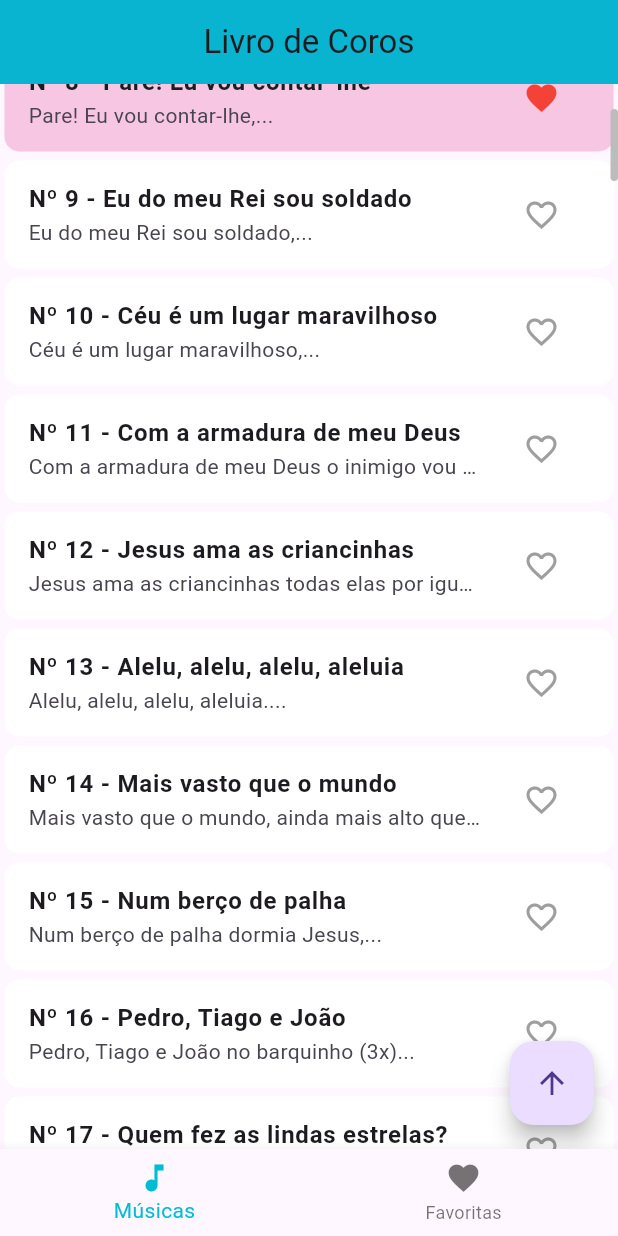
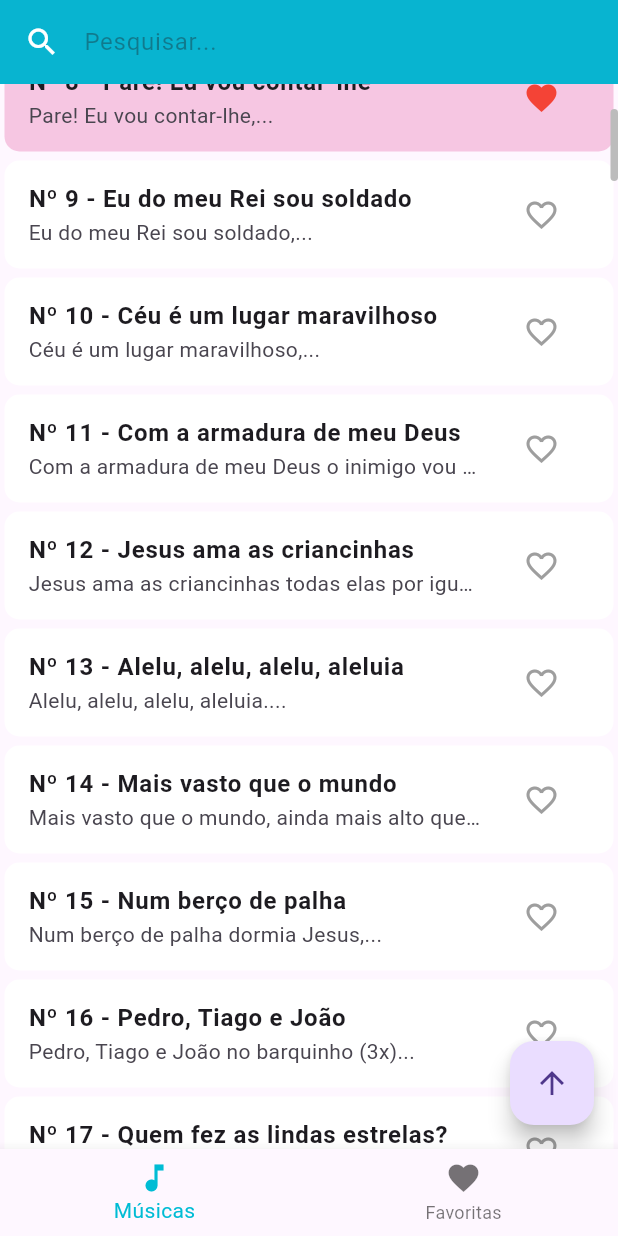
Before and after one commit to LeonardoFreitasDev/livrodecorosv2, a Flutter app: the screen it shows after launch, scrolled down 576 dp, after a tap on the "favorite outline" icon, on a phone screen of 412 x 824 dp. Run offline on Flutter 3.47's test engine with Material 3 defaults, Android fonts, the phone set to English and light mode, and no system bars.

Commit message:
Ajustes de layout e correções de warnnings

```diff
--- a/livro_de_coros_v2/lib/main.dart
+++ b/livro_de_coros_v2/lib/main.dart
@@ -5,7 +5,8 @@ void main() {
   runApp(MaterialApp(
     home: SongListView(),
     theme: ThemeData(
-      appBarTheme: AppBarTheme(
+      appBarTheme: const AppBarTheme(
+        foregroundColor: Color(0xFFFFFFFF),
         backgroundColor: Color(0xFF00BCD4),
       ),
     ),
--- a/livro_de_coros_v2/lib/views/FavoriteListScreen.dart
+++ b/livro_de_coros_v2/lib/views/FavoriteListScreen.dart
@@ -1,4 +1,3 @@
-// ignore: file_names
 import 'dart:io';
 import 'package:flutter/material.dart';
 import 'dart:convert';
@@ -7,9 +6,9 @@ import '../views/SongScreen.dart';
 import 'package:path_provider/path_provider.dart';
 
 class FavoriteListScreen extends StatefulWidget {
-  List<Song> songList = [];
+  final List<Song> songList;
 
-  FavoriteListScreen({super.key, required this.songList});
+  const FavoriteListScreen({super.key, required this.songList});
 
   @override
   State<FavoriteListScreen> createState() => _FavoriteListScreenState();
@@ -29,13 +28,14 @@ class _FavoriteListScreenState extends State<FavoriteListScreen> {
       // Escrever os dados JSON de volta no arquivo
       await file.writeAsString(json.encode(jsonData));
     } catch (e) {
+      // ignore: avoid_print
       print('Erro ao salvar músicas no arquivo JSON: $e');
     }
   }
 
   Future<void> updateSongFavorite(Song song, List<Song> songList) async {
     // Carregar as músicas existentes do arquivo JSON
-    List<Song> songs = await songList;
+    List<Song> songs = songList;
 
     // Encontrar o índice do Song na lista
     int songIndex = songs.indexWhere((element) => element.id == song.id);
@@ -59,16 +59,16 @@ class _FavoriteListScreenState extends State<FavoriteListScreen> {
                     decoration: BoxDecoration(
                       borderRadius: BorderRadius.circular(10),
                       color: widget.songList[index].favorito == true
-                          ? Color(0x33D4006C)
+                          ? const Color(0x33D4006C)
                           : Colors.white,
                     ),
-                    margin: EdgeInsets.all(3.0),
+                    margin: const EdgeInsets.all(3.0),
                     child: ListTile(
                       title: Text(
                         'Nº ${'${widget.songList[index].numero} - ${widget.songList[index].titulo}'}',
                         overflow: TextOverflow.ellipsis,
                         maxLines: 1,
-                        style: TextStyle(fontWeight: FontWeight.bold),
+                        style: const TextStyle(fontWeight: FontWeight.bold),
                       ),
                       subtitle: Text(
                         '${widget.songList[index].letra[0].toString()}...',
@@ -102,7 +102,7 @@ class _FavoriteListScreenState extends State<FavoriteListScreen> {
                       },
                     ),
                   )
-                : SizedBox();
+                : const SizedBox();
           },
         ),
       ),
--- a/livro_de_coros_v2/lib/views/SongListScreen.dart
+++ b/livro_de_coros_v2/lib/views/SongListScreen.dart
@@ -9,7 +9,7 @@ import 'package:path_provider/path_provider.dart';
 class SongListScreen extends StatefulWidget {
   final List<Song> songList;
 
-  SongListScreen({super.key, required this.songList});
+  const SongListScreen({super.key, required this.songList});
 
   @override
   State<SongListScreen> createState() => _SongListScreenState();
--- a/livro_de_coros_v2/lib/views/SongListView.dart
+++ b/livro_de_coros_v2/lib/views/SongListView.dart
@@ -9,7 +9,10 @@ import 'FavoriteListScreen.dart';
 import 'SongListScreen.dart';
 
 class SongListView extends StatefulWidget {
+  const SongListView({super.key});
+
   @override
+  // ignore: library_private_types_in_public_api
   _SongListViewState createState() => _SongListViewState();
 }
 
@@ -83,10 +86,18 @@ class _SongListViewState extends State<SongListView> {
   Widget build(BuildContext context) {
     return Scaffold(
       appBar: AppBar(
-        title: const Center(
-          child: Text(
-            'Livro de Coros',
+        title: TextField(
+          enabled: false,
+          decoration: const InputDecoration(
+            icon: Icon(Icons.search),
+            iconColor: Colors.white,
+            hintText: 'Pesquisar...',
+            border: InputBorder.none,
+            fillColor: Colors.white,
           ),
+          onChanged: (value) {
+            // Adicione aqui a lógica para realizar a busca em tempo real
+          },
         ),
       ),
       body: _isSongListLoaded
@@ -97,7 +108,7 @@ class _SongListViewState extends State<SongListView> {
                 FavoriteListScreen(songList: songList),
               ],
             )
-          : Center(child: CircularProgressIndicator()),
+          : const Center(child: CircularProgressIndicator()),
       bottomNavigationBar: BottomNavigationBar(
         items: const [
           BottomNavigationBarItem(
@@ -110,7 +121,7 @@ class _SongListViewState extends State<SongListView> {
           ),
         ],
         currentIndex: _selectedIndex,
-        selectedItemColor: Color(0xFF00BCD4),
+        selectedItemColor: const Color(0xFF00BCD4),
         onTap: _onItemTapped,
       ),
     );
--- a/livro_de_coros_v2/lib/views/SongScreen.dart
+++ b/livro_de_coros_v2/lib/views/SongScreen.dart
@@ -24,18 +24,20 @@ class _SongScreenState extends State<SongScreen> {
         child: SingleChildScrollView(
           child: Container(
             padding: EdgeInsets.all(10),
+            child: Center(
               child: Column(
-              crossAxisAlignment: CrossAxisAlignment.start,
+                crossAxisAlignment: CrossAxisAlignment.center,
                 children: widget.song.letra.map((line) {
                   return Text(
                     line,
+                    textAlign: TextAlign.center,
+                    softWrap: true,
                     style: TextStyle(
                       fontSize: _fontSize,
-                    // fontFamily: 'OpenSans',
-                    // fontWeight: FontWeight.bold,
                     ),
                   );
                 }).toList(),
+              ),
             ),
           ),
         ),
```
Lines whose indentation alone changed are shown as unchanged.
